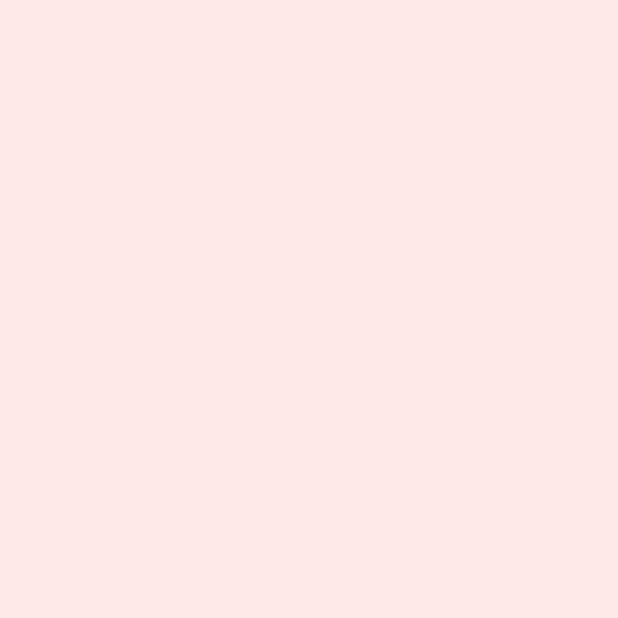
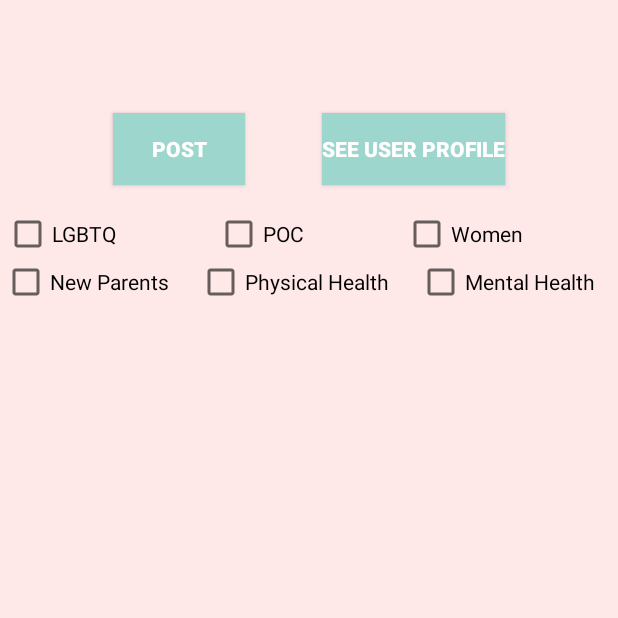
Before and after one commit to jahanvi316/safeOasis, an Android app: the Feed screen opened directly, with no data from a screen before it, on a phone screen of 412 x 824 dp, the top half of it. Before the commit the part shown is empty. Run offline under Robolectric (Android 15) with nearby library versions, the phone set to English and light mode, and no system bars.

Commit message:
11.22 8:35 AM

```diff
--- a/HackGSU Fall 2020/app/src/main/AndroidManifest.xml
+++ b/HackGSU Fall 2020/app/src/main/AndroidManifest.xml
@@ -9,7 +9,8 @@
         android:roundIcon="@mipmap/ic_launcher_round"
         android:supportsRtl="true"
         android:theme="@style/AppTheme">
-        <activity android:name=".Chat"></activity>
+        <activity android:name=".Post"></activity>
+        <activity android:name=".Chat" />
         <activity android:name=".Feed" />
         <activity android:name=".Profile" />
         <activity android:name=".SignUp" />
--- a/HackGSU Fall 2020/app/src/main/java/com/example/safeoasis/Feed.java
+++ b/HackGSU Fall 2020/app/src/main/java/com/example/safeoasis/Feed.java
@@ -2,13 +2,45 @@ package com.example.safeoasis;
 
 import androidx.appcompat.app.AppCompatActivity;
 
+import android.content.Intent;
 import android.os.Bundle;
+import android.view.View;
+import android.widget.Button;
+
+import java.util.List;
 
 public class Feed extends AppCompatActivity {
+    private Button post;
+    private Button userProfile;
+    private List<String> filters;
 
     @Override
     protected void onCreate(Bundle savedInstanceState) {
         super.onCreate(savedInstanceState);
         setContentView(R.layout.activity_home);
+
+        post = (Button) findViewById(R.id.post);
+        post.setOnClickListener(new View.OnClickListener() {
+            @Override
+            public void onClick(View v) {
+                startActivity(new Intent(getApplicationContext(), Post.class));
+            }
+        });
+
+        userProfile = (Button) findViewById(R.id.profile);
+        userProfile.setOnClickListener(new View.OnClickListener() {
+            @Override
+            public void onClick(View v) {
+                startActivity(new Intent(getApplicationContext(), Profile.class));
+            }
+        });
     }
+
+
+    public List<String> filtersApplied(){
+
+    }
+
+
+
 }
--- a/HackGSU Fall 2020/app/src/main/java/com/example/safeoasis/Login.java
+++ b/HackGSU Fall 2020/app/src/main/java/com/example/safeoasis/Login.java
@@ -24,6 +24,7 @@ public class Login extends AppCompatActivity implements View.OnClickListener {
     private Button signin;
     private Button signUp;
     private EditText EditEmail, EditPassword;
+
 
     private FirebaseAuth mAuth;
     FirebaseDatabase db = FirebaseDatabase.getInstance();
--- a/HackGSU Fall 2020/app/src/main/res/layout/activity_home.xml
+++ b/HackGSU Fall 2020/app/src/main/res/layout/activity_home.xml
@@ -4,7 +4,115 @@
     xmlns:tools="http://schemas.android.com/tools"
     android:layout_width="match_parent"
     android:layout_height="match_parent"
-    tools:context=".Feed"
-    android:background="@color/peach">
+    android:background="@color/peach"
+    tools:context=".Feed">
+
+    <LinearLayout
+        android:id="@+id/linearLayout"
+        android:layout_width="414dp"
+        android:layout_height="wrap_content"
+        android:layout_marginStart="1dp"
+        android:layout_marginTop="40dp"
+        android:layout_marginEnd="1dp"
+        android:orientation="vertical"
+        app:layout_constraintEnd_toEndOf="parent"
+        app:layout_constraintHorizontal_bias="0.0"
+        app:layout_constraintStart_toStartOf="parent"
+        app:layout_constraintTop_toTopOf="parent">
+
+        <LinearLayout
+            android:layout_width="match_parent"
+            android:layout_height="wrap_content"
+            android:layout_marginStart="1dp"
+            android:layout_marginTop="100dp"
+            android:orientation="horizontal"
+            app:layout_constraintTop_toTopOf="parent">
+
+            <CheckBox
+                android:id="@+id/lgbtq"
+                android:layout_width="wrap_content"
+                android:layout_height="wrap_content"
+                android:layout_weight="1"
+                android:text="LGBTQ" />
+
+            <CheckBox
+                android:id="@+id/poc"
+                android:layout_width="wrap_content"
+                android:layout_height="wrap_content"
+                android:layout_weight="1"
+                android:text="POC" />
+
+            <CheckBox
+                android:id="@+id/women"
+                android:layout_width="wrap_content"
+                android:layout_height="wrap_content"
+                android:layout_weight="1"
+                android:text="Women" />
+
+        </LinearLayout>
+
+        <LinearLayout
+            android:layout_width="match_parent"
+            android:layout_height="wrap_content"
+            android:orientation="horizontal">
+
+            <CheckBox
+                android:id="@+id/newParents"
+                android:layout_width="wrap_content"
+                android:layout_height="wrap_content"
+                android:layout_weight="1"
+                android:text="New Parents" />
+
+            <CheckBox
+                android:id="@+id/physicalHealth"
+                android:layout_width="wrap_content"
+                android:layout_height="wrap_content"
+                android:layout_weight="1"
+                android:text="Physical Health" />
+
+            <CheckBox
+                android:id="@+id/mentalHealth"
+                android:layout_width="wrap_content"
+                android:layout_height="wrap_content"
+                android:layout_weight="1"
+                android:text="Mental Health" />
+
+        </LinearLayout>
+
+    </LinearLayout>
+
+    <Button
+        android:id="@+id/post"
+        android:layout_width="wrap_content"
+        android:layout_height="wrap_content"
+        android:layout_marginStart="75dp"
+        android:layout_marginTop="75dp"
+        android:background="@color/mint"
+        android:text="Post"
+        android:textColor="@color/white"
+        android:textStyle="bold"
+        app:layout_constraintStart_toStartOf="parent"
+        app:layout_constraintTop_toTopOf="parent" />
+
+    <Button
+        android:id="@+id/profile"
+        android:layout_width="wrap_content"
+        android:layout_height="wrap_content"
+        android:layout_marginTop="75dp"
+        android:layout_marginEnd="75dp"
+        android:background="@color/mint"
+        android:text="See User Profile"
+        android:textColor="@color/white"
+        android:textStyle="bold"
+        app:layout_constraintEnd_toEndOf="parent"
+        app:layout_constraintTop_toTopOf="parent" />
+
+    <androidx.recyclerview.widget.RecyclerView
+        android:layout_width="407dp"
+        android:layout_height="510dp"
+        android:layout_marginTop="100dp"
+        app:layout_constraintEnd_toEndOf="parent"
+        app:layout_constraintStart_toStartOf="parent"
+        app:layout_constraintTop_toBottomOf="@+id/post" />
 
 </androidx.constraintlayout.widget.ConstraintLayout>
```
Also changed, not shown: HackGSU Fall 2020/app/src/main/java/com/example/safeoasis/Post.java (added, +77 -0 lines), HackGSU Fall 2020/app/src/main/res/layout/activity_post.xml (added, +110 -0 lines).
